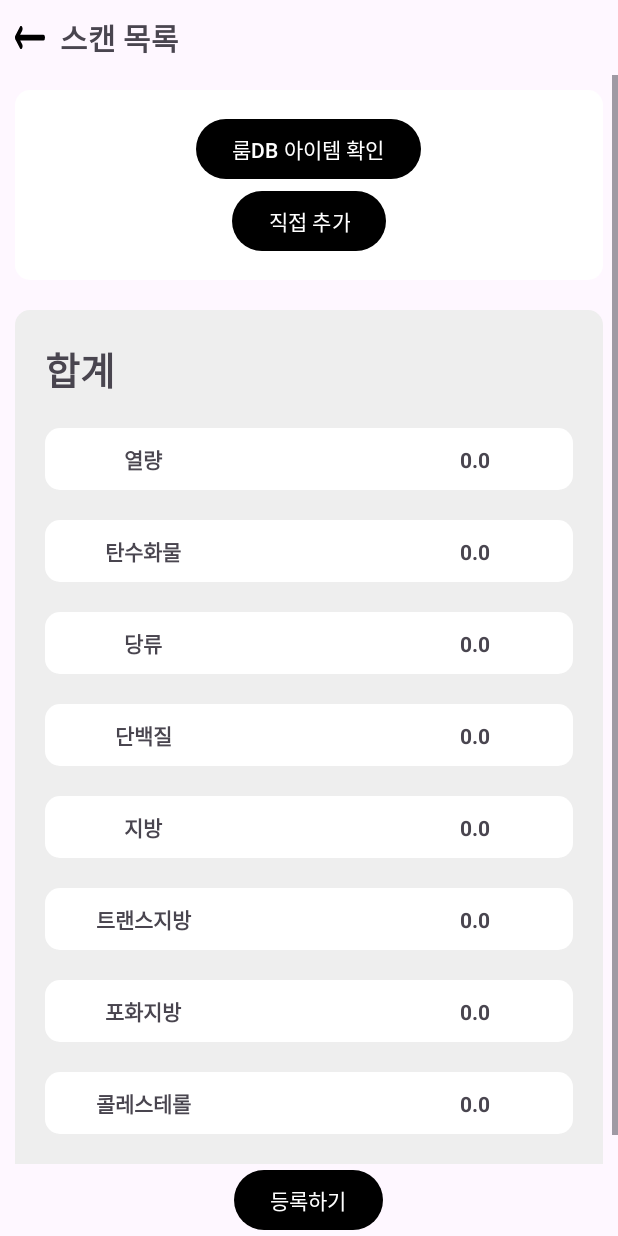
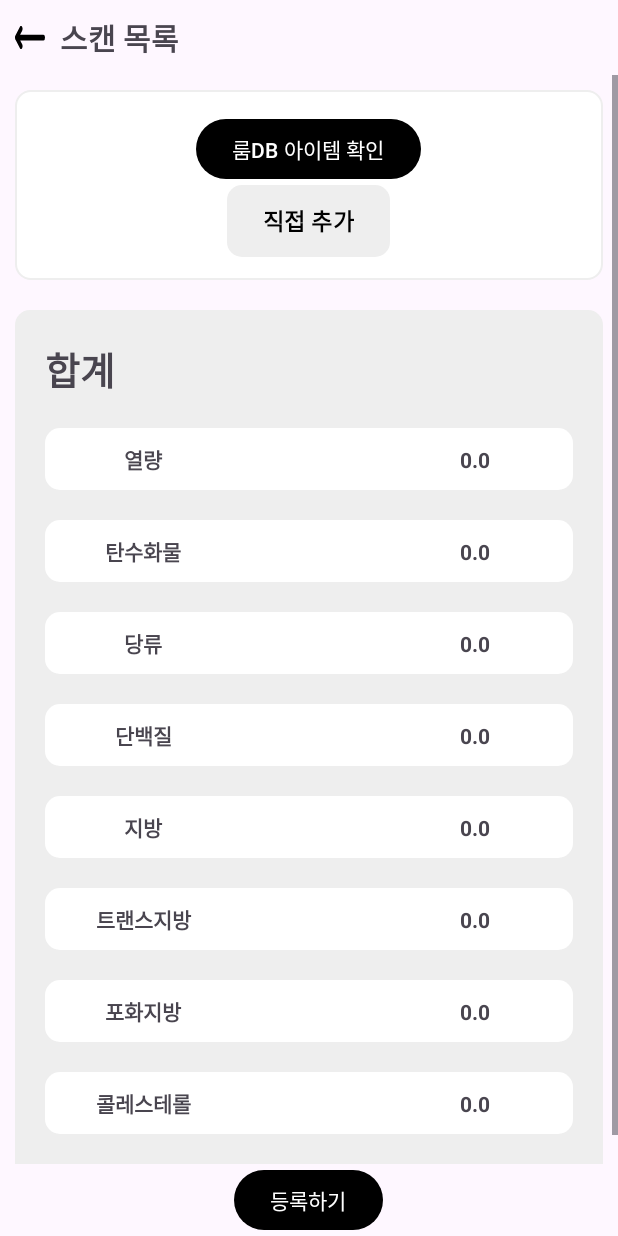
Before and after one commit to Good-Gun/Good-Gun, an Android app: the ScanInfomation screen opened directly, with no data from a screen before it, on a phone screen of 412 x 824 dp. Run offline under Robolectric (Android 15) with nearby library versions, the phone set to English and light mode, and no system bars; our stand-ins replace Firebase (no records; nobody signed in at launch, a user with empty details on screens opened directly), Room's generated code; libraries missing offline, so code that uses them is left out: com.aallam.openai, com.doinglab.foodlens.

Commit message:
fix add_food_row.xml layout

```diff
--- a/app/src/main/java/com/example/goodgun/add_food/ScanInfomation.kt
+++ b/app/src/main/java/com/example/goodgun/add_food/ScanInfomation.kt
@@ -206,7 +206,6 @@ class ScanInfomation : AppCompatActivity() {
             tmpdata = roomdb.foodDao().getAll().toMutableList()
             withContext(Dispatchers.Main) {
                 adapter = FoodAddAdapter(tmpdata)
-
                 binding.recyclerView.layoutManager =
                     LinearLayoutManager(this@ScanInfomation, LinearLayoutManager.VERTICAL, false)
 
@@ -235,7 +234,6 @@ class ScanInfomation : AppCompatActivity() {
                     }
                 }
                 binding.recyclerView.adapter = adapter
-
                 updateSumFoodEntity()
             }
         }
--- /dev/null
+++ b/app/src/main/res/drawable/baseline_check_circle_24.xml
@@ -0,0 +1,5 @@
+<vector android:height="24dp" android:tint="#00C814"
+    android:viewportHeight="24" android:viewportWidth="24"
+    android:width="24dp" xmlns:android="http://schemas.android.com/apk/res/android">
+    <path android:fillColor="@android:color/white" android:pathData="M12,2C6.48,2 2,6.48 2,12s4.48,10 10,10 10,-4.48 10,-10S17.52,2 12,2zM10,17l-5,-5 1.41,-1.41L10,14.17l7.59,-7.59L19,8l-9,9z"/>
+</vector>
--- /dev/null
+++ b/app/src/main/res/drawable/round_white_border.xml
@@ -0,0 +1,13 @@
+<?xml version="1.0" encoding="utf-8"?>
+<shape xmlns:android="http://schemas.android.com/apk/res/android"
+    android:padding = "10dp"
+    android:shape="rectangle"
+    >
+    <solid android:color="@color/colorWhite"/>
+    <corners
+        android:radius="10dp"
+        />
+    <stroke
+        android:width="1dp"
+        android:color="@color/colorGray" />
+</shape>
--- a/app/src/main/res/layout/activity_scan_infomation.xml
+++ b/app/src/main/res/layout/activity_scan_infomation.xml
@@ -46,6 +46,7 @@
         <LinearLayout
             android:layout_width="match_parent"
             android:layout_height="wrap_content"
+
             android:orientation="vertical">
 
             <LinearLayout
@@ -53,7 +54,7 @@
                 android:layout_width="match_parent"
                 android:layout_height="wrap_content"
                 android:orientation="vertical"
-                android:background="@drawable/button_round_white"
+                android:background="@drawable/round_white_border"
                 android:layout_margin="10dp"
                 android:padding="15dp">
 
@@ -77,11 +78,18 @@
                     android:layout_gravity="center"/>
 
                 <Button
+                    app:backgroundTint="@null"
                     android:id="@+id/directAdd"
                     android:layout_width="wrap_content"
                     android:layout_height="wrap_content"
+                    android:background="@drawable/button_round_gray"
+                    android:textSize="15sp"
                     android:text="직접 추가"
-                    android:layout_gravity="center"/>
+                    android:textColor="@color/colorBlack"
+                    android:textStyle="bold"
+                    android:layout_gravity="center"
+
+                    />
 
 
             </LinearLayout>
```
Also changed, not shown: app/src/main/res/drawable/underline.xml (added, +9 -0 lines), app/src/main/res/layout/add_food_row.xml (+23 -3 lines).
